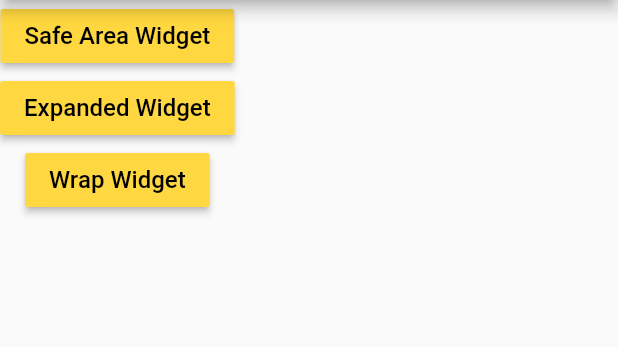
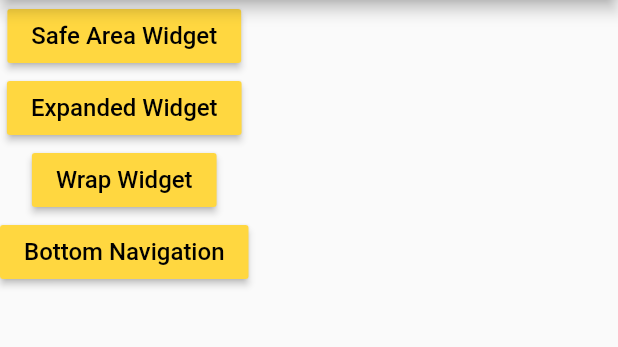
Before and after one commit to jayanidhaval/FlutterWidgetExample, a Flutter app: the screen it shows after launch, on a phone screen of 412 x 824 dp, the part 84-431 px from its top. Run offline on Flutter 3.47's test engine with Material 2 defaults, Android fonts, the phone set to English and light mode, and no system bars; key blocks and very long unbroken strings in the code were emptied for the run.

Commit message:
Bottom Navigation functionality implement

```diff
--- a/lib/main.dart
+++ b/lib/main.dart
@@ -2,6 +2,7 @@ import 'package:flutter/material.dart';
 import 'package:flutterwidgetexample/ExpandedWidget.dart';
 import 'package:flutterwidgetexample/SafeAreaWidget.dart';
 import 'package:flutterwidgetexample/WrapWidget.dart';
+import 'package:flutterwidgetexample/BottomNavigation/BottomNavigation.dart';
 
 void main() => runApp(MyApp());
 
@@ -28,7 +29,8 @@ class MyApp extends StatelessWidget {
       routes: <String, WidgetBuilder>{
         '/SafeAreaWidget': (BuildContext context) => new SafeAreaWidget(),
         '/ExpandedWidget': (BuildContext context) => new ExpandedWidget(),
-        '/WrapWidget': (BuildContext context) => new WrapWidget()
+        '/WrapWidget': (BuildContext context) => new WrapWidget(),
+        '/BottomNavigation': (BuildContext context) => new BottomNavigation()
       },
     );
   }
@@ -120,6 +122,18 @@ class _MyHomePageState extends State<MyHomePage> {
                   "Wrap Widget",
                   style: TextStyle(fontSize: 16.0, color: Colors.black),
                 ),
+              ),
+
+              RaisedButton(
+                onPressed: () {
+                  Navigator.of(context).pushNamedAndRemoveUntil(
+                      '/BottomNavigation', (Route<dynamic> route) => false);
+                },
+                color: Colors.amberAccent,
+                child: new Text(
+                  "Bottom Navigation",
+                  style: TextStyle(fontSize: 16.0, color: Colors.black),
+                ),
               )
             ],
           ),
```
Also changed, not shown: lib/BottomNavigation/BottomNavigation.dart (added, +57 -0 lines).
